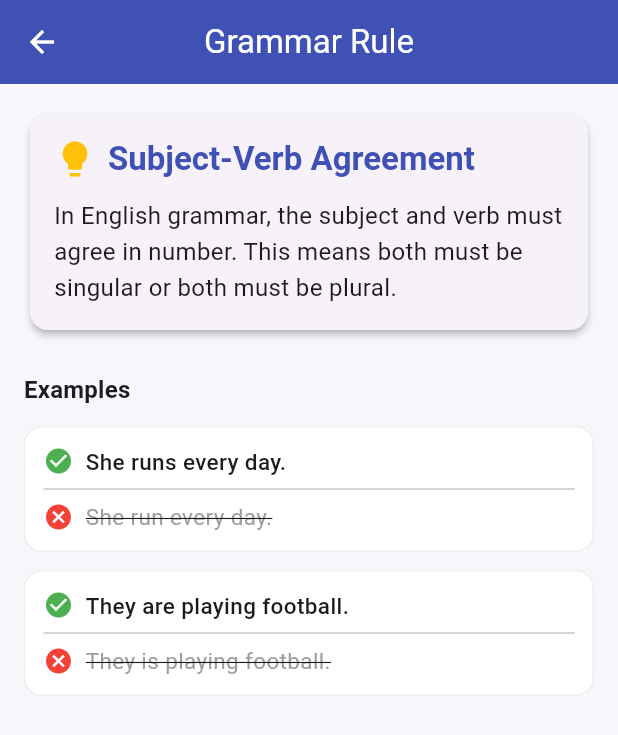
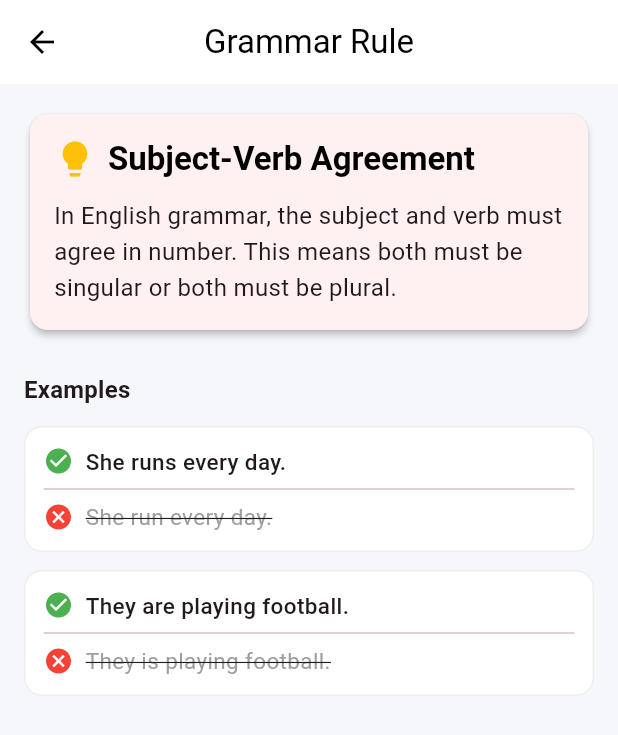
Before and after one commit to ChamodDulanjana/Linguamate-FE, a Flutter app: the GrammarScreen screen opened by its route, on a phone screen of 412 x 824 dp. Shown: the top 735 px of the screen. Run offline on Flutter 3.47's test engine with Material 3 defaults, Android fonts, the phone set to English and light mode, and no system bars.

Commit message:
Colours utd!

```diff
--- a/lib/screens/activities_screen.dart
+++ b/lib/screens/activities_screen.dart
@@ -8,8 +8,9 @@ class ActivitiesScreen extends StatelessWidget {
     return Scaffold(
       appBar: AppBar(
         title: const Text('Activities'),
-        backgroundColor: Colors.indigo,
-        foregroundColor: Colors.white,
+        backgroundColor: Colors.white,
+        foregroundColor: Colors.black,
+        elevation: 0,
       ),
       body: ListView(
         padding: const EdgeInsets.all(16.0),
--- a/lib/screens/chat_screen.dart
+++ b/lib/screens/chat_screen.dart
@@ -124,9 +124,9 @@ class _ChatScreenState extends State<ChatScreen> {
               accountEmail: const Text("Sign in to sync chats"),
               currentAccountPicture: const CircleAvatar(
                 backgroundColor: Colors.white,
-                child: Icon(Icons.person, color: Colors.indigo),
+                child: Icon(Icons.person, color: Colors.black),
               ),
-              decoration: const BoxDecoration(color: Colors.indigo),
+              decoration: const BoxDecoration(color: Colors.black),
             ),
             ListTile(
               leading: const Icon(Icons.history),
@@ -231,7 +231,7 @@ class _ChatScreenState extends State<ChatScreen> {
               child: IconButton(
                 icon: Icon(
                   _isComposing ? Icons.send : Icons.mic,
-                  color: _isComposing ? Colors.indigo : Colors.grey,
+                  color: _isComposing ? Colors.black : Colors.grey,
                 ),
                 onPressed: _isComposing
                     ? () => _handleSubmitted(_textController.text)
--- a/lib/screens/grammar_screen.dart
+++ b/lib/screens/grammar_screen.dart
@@ -8,8 +8,9 @@ class GrammarScreen extends StatelessWidget {
     return Scaffold(
       appBar: AppBar(
         title: const Text('Grammar Rule'),
-        backgroundColor: Colors.indigo,
-        foregroundColor: Colors.white,
+        backgroundColor: Colors.white,
+        foregroundColor: Colors.black,
+        elevation: 0,
       ),
       body: SingleChildScrollView(
         padding: const EdgeInsets.all(16.0),
@@ -35,7 +36,7 @@ class GrammarScreen extends StatelessWidget {
                           style: Theme.of(context).textTheme.titleLarge
                               ?.copyWith(
                                 fontWeight: FontWeight.bold,
-                                color: Colors.indigo,
+                                color: Colors.black,
                               ),
                         ),
                       ],
--- a/lib/widgets/login_sheet.dart
+++ b/lib/widgets/login_sheet.dart
@@ -50,7 +50,7 @@ class LoginSheet extends StatelessWidget {
           ElevatedButton(
             onPressed: () {},
             style: ElevatedButton.styleFrom(
-              backgroundColor: Colors.indigo,
+              backgroundColor: Colors.black,
               foregroundColor: Colors.white,
               padding: const EdgeInsets.symmetric(vertical: 12),
               elevation: 0,
```
Also changed, not shown: lib/main.dart (+6 -1 lines), lib/widgets/chat_bubble.dart (+10 -6 lines).
